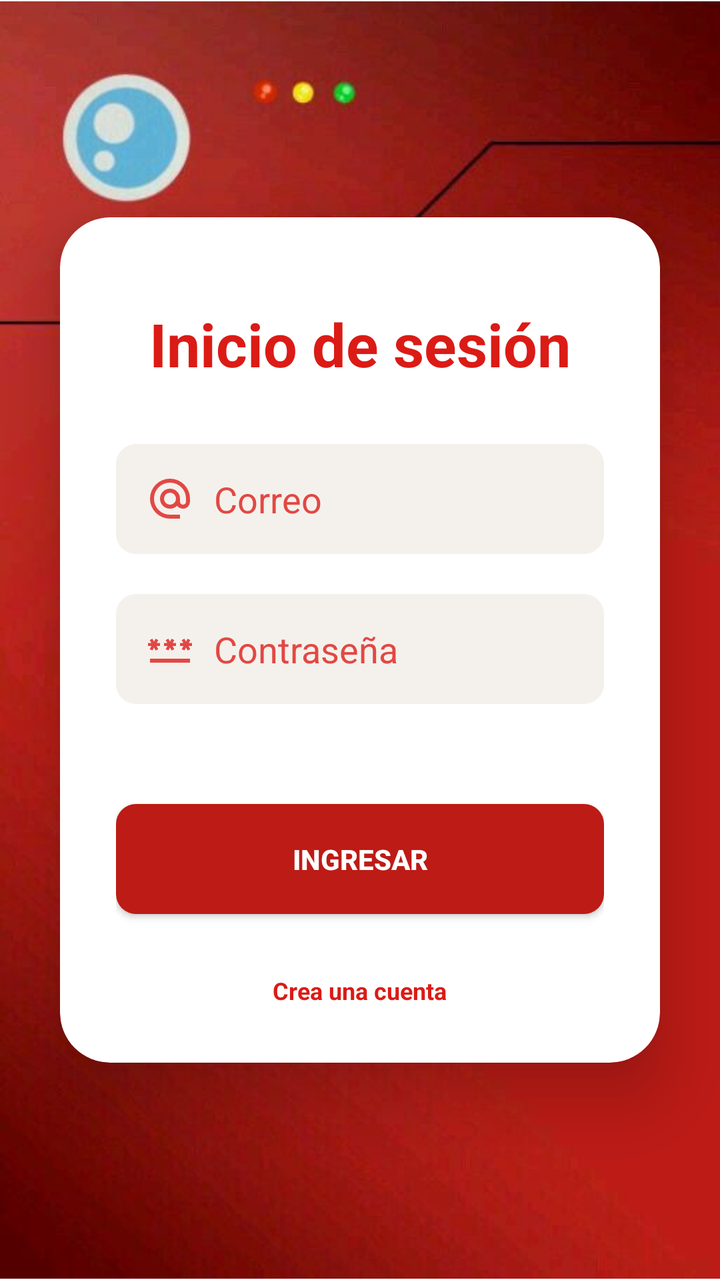
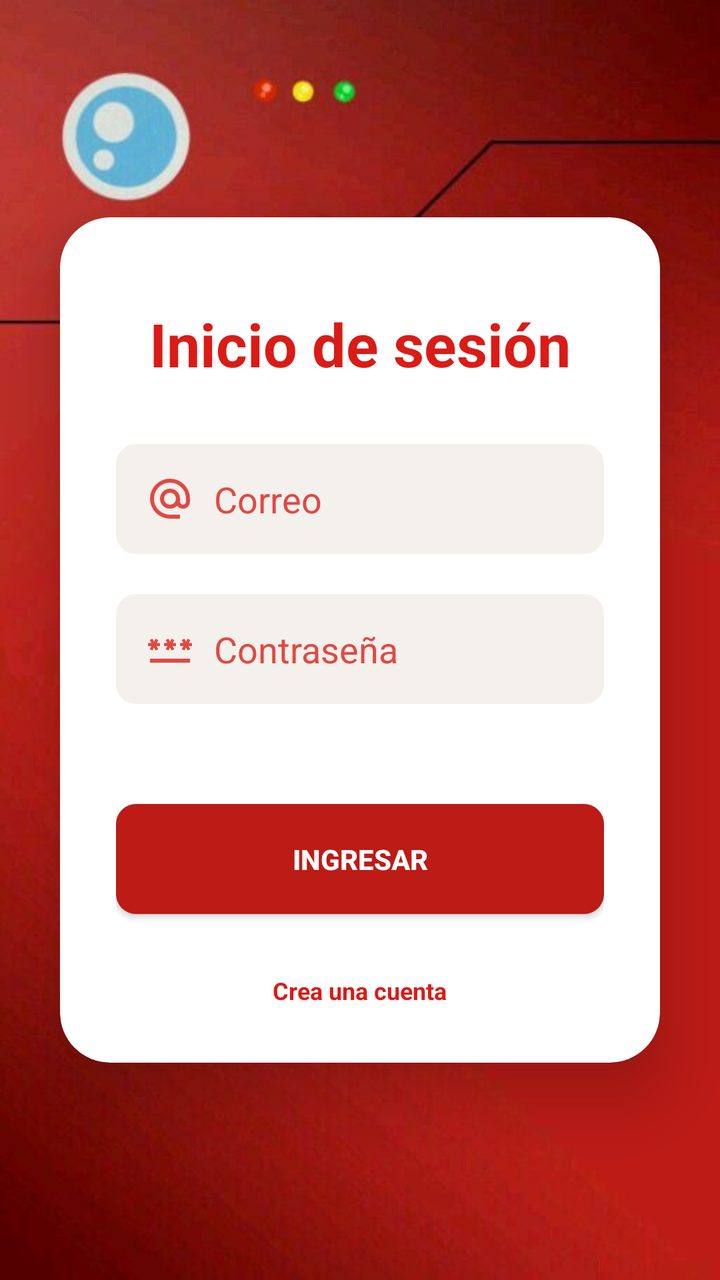

An Android layout rendered at two revisions. The XML below is the earlier revision; the diff shows what the commit changed to produce the second picture.
<!-- AndroidManifest.xml: application theme Theme.EP2 -->
<!-- res/layout/activity_main.xml -->
<?xml version="1.0" encoding="utf-8"?>
<androidx.constraintlayout.widget.ConstraintLayout xmlns:android="http://schemas.android.com/apk/res/android"
    xmlns:app="http://schemas.android.com/apk/res-auto"
    xmlns:tools="http://schemas.android.com/tools"
    android:id="@+id/main"
    android:layout_width="match_parent"
    android:layout_height="match_parent"
    tools:context=".MainActivity">

    <ImageView
        android:id="@+id/imgFondo"
        android:layout_width="0dp"
        android:layout_height="0dp"
        android:src="@drawable/fondopokemon"
        app:layout_constraintBottom_toBottomOf="parent"
        app:layout_constraintEnd_toEndOf="parent"
        app:layout_constraintStart_toStartOf="parent"
        app:layout_constraintTop_toTopOf="parent"
        />

    <androidx.cardview.widget.CardView
        android:id="@+id/cardLogin"
        android:layout_width="0dp"
        android:layout_height="wrap_content"
        android:layout_margin="30dp"
        android:backgroundTint="@color/white"
        app:cardCornerRadius="25dp"
        app:cardElevation="20dp"
        app:layout_constraintBottom_toBottomOf="parent"
        app:layout_constraintEnd_toEndOf="parent"
        app:layout_constraintStart_toStartOf="parent"
        app:layout_constraintTop_toTopOf="parent">


        <LinearLayout
            android:id="@+id/layoutContenido"
            android:layout_width="match_parent"
            android:layout_height="wrap_content"
            android:orientation="vertical"
            android:gravity="center"
            android:padding="28dp">

            <TextView
                android:id="@+id/tvTitulo"
                android:layout_width="wrap_content"
                android:layout_height="wrap_content"
                android:text="Inicio de sesión"
                android:textSize="30dp"
                android:textStyle="bold"
                android:layout_marginTop="15dp"
                android:layout_marginBottom="30dp"
                android:textColor="#db1b16"
                />
            
            <EditText
                android:id="@+id/etCorreo"
                android:layout_width="match_parent"
                android:layout_height="55dp"
                android:background="@drawable/bg_imput"
                android:hint="Correo"
                android:paddingEnd="15dp"
                android:paddingStart="15dp"
                android:textColor="@color/black"
                android:textColorHint="#E24844"
                android:inputType="textEmailAddress"
                android:drawableStart="@drawable/email"
                android:drawablePadding="10dp"
                android:layout_marginBottom="20dp"
                />

            <EditText
                android:id="@+id/etPass"
                android:layout_width="match_parent"
                android:layout_height="55dp"
                android:background="@drawable/bg_imput"
                android:hint="Contraseña"
                android:paddingEnd="15dp"
                android:paddingStart="15dp"
                android:textColor="@color/black"
                android:textColorHint="#E24844"
                android:inputType="textPassword"
                android:drawableStart="@drawable/password"
                android:drawablePadding="10dp"
                android:layout_marginBottom="20dp"
                />

            <androidx.appcompat.widget.AppCompatButton
                android:id="@+id/btnIngresar"
                android:layout_width="match_parent"
                android:layout_height="55dp"
                android:text="Ingresar"
                android:background="@drawable/bg_button"
                android:layout_marginTop="30dp"
                android:textColor="#ffffff"
                android:textStyle="bold"/>

            <TextView
                android:id="@+id/tvCrearCuenta"
                android:layout_width="wrap_content"
                android:layout_height="wrap_content"
                android:text="Crea una cuenta"
                android:textSize="12sp"
                android:textStyle="bold"
                android:textColor="#db1b16"
                android:layout_marginTop="30dp"
               />

        </LinearLayout>



    </androidx.cardview.widget.CardView>


</androidx.constraintlayout.widget.ConstraintLayout>
<!-- resources referenced by this layout -->
<resources>
  <color name="black">#FF000000</color>
  <color name="white">#FFFFFFFF</color>
  <!-- drawable bg_button (drawable) -->
  <?xml version="1.0" encoding="utf-8"?>
  <shape xmlns:android="http://schemas.android.com/apk/res/android">
      <solid android:color="#bd1b16" />
      <corners android:radius="10dp"/>
  </shape>
  <!-- drawable bg_imput (drawable) -->
  <?xml version="1.0" encoding="utf-8"?>
  <shape xmlns:android="http://schemas.android.com/apk/res/android">
      <solid android:color="#f4f1ec" />
      <corners android:radius="10dp"/>
  </shape>
  <!-- drawable email (drawable) -->
  <vector xmlns:android="http://schemas.android.com/apk/res/android" android:height="24dp" android:tint="#E24844" android:viewportHeight="960" android:viewportWidth="960" android:width="24dp">
        
      <path android:fillColor="@android:color/white" android:pathData="M480,880Q397,880 324,848.5Q251,817 197,763Q143,709 111.5,636Q80,563 80,480Q80,397 111.5,324Q143,251 197,197Q251,143 324,111.5Q397,80 480,80Q563,80 636,111.5Q709,143 763,197Q817,251 848.5,324Q880,397 880,480L880,538Q880,597 839.5,638.5Q799,680 740,680Q705,680 674,665Q643,650 622,622Q593,651 556.5,665.5Q520,680 480,680Q397,680 338.5,621.5Q280,563 280,480Q280,397 338.5,338.5Q397,280 480,280Q563,280 621.5,338.5Q680,397 680,480L680,538Q680,564 697,582Q714,600 740,600Q766,600 783,582Q800,564 800,538L800,480Q800,346 707,253Q614,160 480,160Q346,160 253,253Q160,346 160,480Q160,614 253,707Q346,800 480,800L680,800L680,880L480,880ZM565,565Q600,530 600,480Q600,430 565,395Q530,360 480,360Q430,360 395,395Q360,430 360,480Q360,530 395,565Q430,600 480,600Q530,600 565,565Z"/>
      
  </vector>
  <!-- drawable fondopokemon: jpg bitmap (drawable, 20895 bytes) -->
  <!-- drawable password (drawable) -->
  <vector xmlns:android="http://schemas.android.com/apk/res/android"
      android:width="24dp"
      android:height="24dp"
      android:viewportWidth="960"
      android:viewportHeight="960">
    <path
        android:pathData="M80,760v-80h800v80L80,760ZM126,518 L74,488 108,428L40,428v-60h68l-34,-58 52,-30 34,58 34,-58 52,30 -34,58h68v60h-68l34,60 -52,30 -34,-60 -34,60ZM446,518 L394,488 428,428h-68v-60h68l-34,-58 52,-30 34,58 34,-58 52,30 -34,58h68v60h-68l34,60 -52,30 -34,-60 -34,60ZM766,518 L714,488 748,428h-68v-60h68l-34,-58 52,-30 34,58 34,-58 52,30 -34,58h68v60h-68l34,60 -52,30 -34,-60 -34,60Z"
        android:fillColor="#E24844"/>
  </vector>
  <style name="Theme.EP2" parent="Base.Theme.EP2" />
  <style name="Base.Theme.EP2" parent="Theme.Material3.DayNight.NoActionBar">
          
          
      </style>
</resources>

<!-- the commit's change to res/layout/activity_main.xml (unified diff, before → after) -->
@@ -12,10 +12,12 @@
         android:layout_width="0dp"
         android:layout_height="0dp"
         android:src="@drawable/fondopokemon"
+        android:scaleType="centerCrop"
         app:layout_constraintBottom_toBottomOf="parent"
         app:layout_constraintEnd_toEndOf="parent"
         app:layout_constraintStart_toStartOf="parent"
         app:layout_constraintTop_toTopOf="parent"
+
         />
 
     <androidx.cardview.widget.CardView
